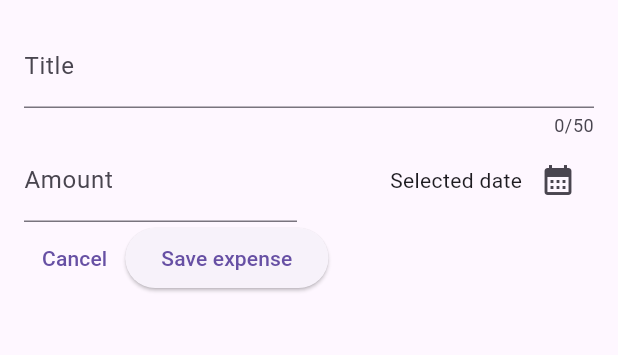
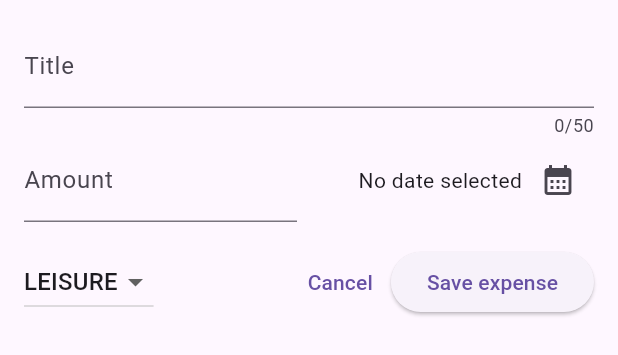
Before and after one commit to NMakhamatov/flutter_expenses_tracker, a Flutter app: the NewExpense widget shown alone on an empty page, opened directly, on a phone screen of 412 x 824 dp. Shown: the top 355 px of the screen. Run offline on Flutter 3.47's test engine with Material 3 defaults, Android fonts, the phone set to English and light mode, and no system bars.

Commit message:
date and category widgets added to the window of adding new expense. And validating that inputs are not empty

```diff
--- a/lib/widgets/new_expense.dart
+++ b/lib/widgets/new_expense.dart
@@ -1,4 +1,5 @@
 import 'package:flutter/material.dart';
+import 'package:expenses_tracker/widgets/expense.dart';
 
 class NewExpense extends StatefulWidget {
   const NewExpense({super.key});
@@ -12,6 +13,8 @@ class NewExpense extends StatefulWidget {
 class _NewExpenseState extends State<NewExpense> {
   var _titleController = TextEditingController();
   var _amountController = TextEditingController();
+  DateTime? _selectedDate;
+  Category _selectedCategory = Category.leisure;
 
   @override
   void dispose() {
@@ -20,16 +23,44 @@ class _NewExpenseState extends State<NewExpense> {
     super.dispose();
   }
 
-  void _presentDatePicker() {
+  void _submitExpenseData() {
+    final enteredAmount = double.tryParse(_amountController.text);
+    final amountIsInvalid = enteredAmount == null || enteredAmount <= 0.0;
+    if (_titleController.text
+        .trim()
+        .isEmpty || amountIsInvalid || _selectedDate == null) {
+      showDialog(context: context, builder: (ctx) =>
+          AlertDialog(
+            title: const Text('Invalid input'),
+            content: const Text(
+                'Please make sure a valid title, amount, date and category was entered.'),
+            actions: [
+              TextButton(
+                  onPressed: () {
+                    Navigator.pop(ctx);
+                  },
+                  child: Text('Okay'),
+              )
+            ],
+          ));
+
+      return;
+    }
+}
+
+void _presentDatePicker() async {
   final now = DateTime.now();
   final firstDate = DateTime(now.year - 1, now.month, now.day);
-
-    showDatePicker(
+  final pickedDate = await showDatePicker(
     context: context,
     initialDate: now,
     firstDate: firstDate,
-        lastDate: now
+    lastDate: now,
   );
+
+  setState(() {
+    _selectedDate = pickedDate;
+  });
 }
 
 @override
@@ -61,7 +92,11 @@ class _NewExpenseState extends State<NewExpense> {
                 mainAxisAlignment: MainAxisAlignment.end,
                 crossAxisAlignment: CrossAxisAlignment.center,
                 children: [
-                    const Text('Selected date'),
+                  Text(
+                    _selectedDate == null
+                        ? 'No date selected'
+                        : formatter.format(_selectedDate!),
+                  ),
                   IconButton(
                     icon: Icon(Icons.calendar_month),
                     onPressed: _presentDatePicker,
@@ -71,10 +106,33 @@ class _NewExpenseState extends State<NewExpense> {
             ),
           ],
         ),
+        SizedBox(height: 16,),
 
         Row(
           // todo add button to save amount
           children: [
+            DropdownButton(
+              value: _selectedCategory,
+              items:
+              Category.values
+                  .map(
+                    (category) =>
+                    DropdownMenuItem(
+                      value: category,
+                      child: Text(category.name.toString().toUpperCase()),
+                    ),
+              )
+                  .toList(),
+              onChanged: (value) {
+                setState(() {
+                  if (value == null) {
+                    return;
+                  }
+                  _selectedCategory = value;
+                });
+              },
+            ),
+            const Spacer(),
             TextButton(
               onPressed: () {
                 Navigator.pop(context);
@@ -82,11 +140,7 @@ class _NewExpenseState extends State<NewExpense> {
               child: const Text('Cancel'),
             ),
             ElevatedButton(
-                onPressed: () {
-                  print(
-                    'Title: ${_titleController.text}, Amount: ${_amountController.text}',
-                  );
-                },
+              onPressed: _submitExpenseData,
               child: const Text('Save expense'),
             ),
           ],
@@ -94,5 +148,4 @@ class _NewExpenseState extends State<NewExpense> {
       ],
     ),
   );
-  }
-}
+}}
```
Lines whose indentation alone changed are shown as unchanged.
